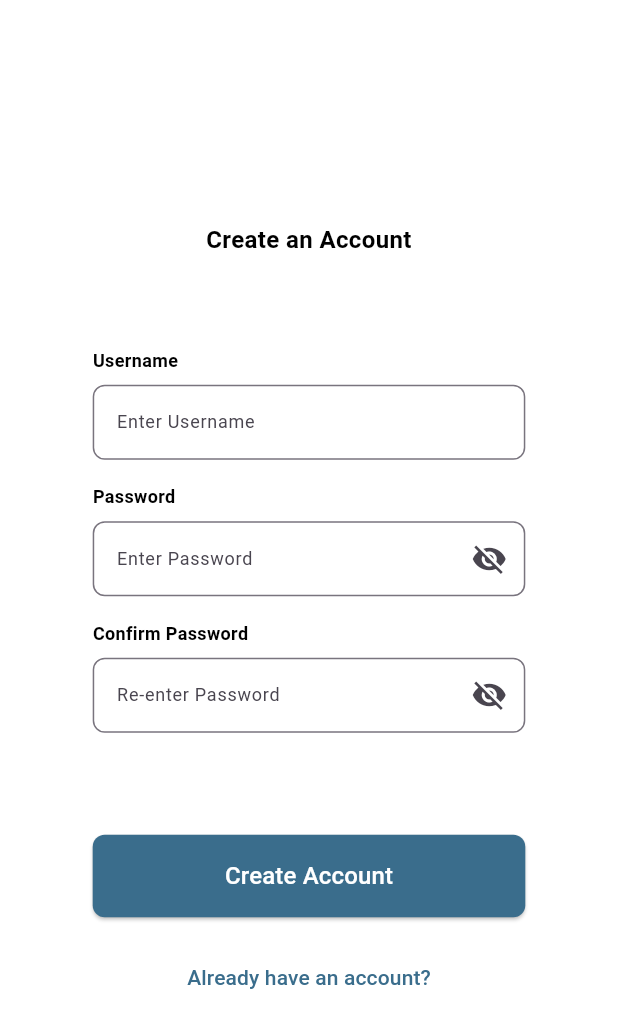
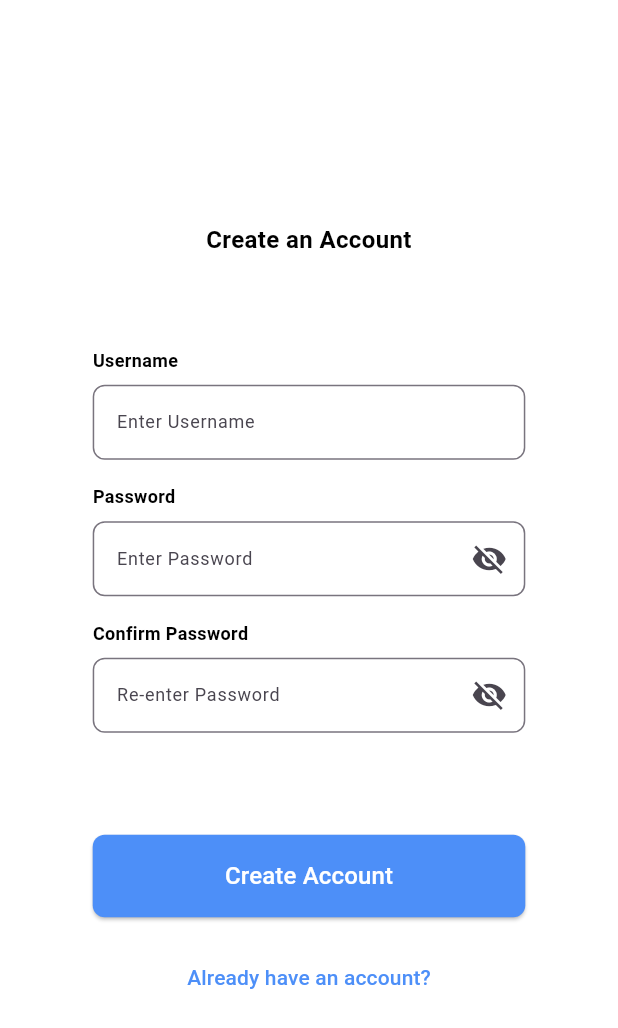
Before and after one commit to PatsyJoseph/cc206-aac_app, a Flutter app: the AccountCreation screen opened by its route, on a phone screen of 412 x 824 dp. Shown: the top 1028 px of the screen. Run offline on Flutter 3.47's test engine with Material 3 defaults, Android fonts, the light colour scheme and no system bars; our stand-ins replace animated_text_kit, audioplayers, cloud_firestore, file_picker, firebase_core, image_picker and 1 more; accounts and stored records are empty.

Commit message:
Update signup_page.dart

```diff
--- a/lib/features/signup_page.dart
+++ b/lib/features/signup_page.dart
@@ -1,4 +1,5 @@
 import 'package:flutter/material.dart';
+
 import '../firebase/user_service.dart';
 
 class AccountCreation extends StatefulWidget {
@@ -213,7 +214,7 @@ class _AccountCreationState extends State<AccountCreation> {
                         : null,
                     style: ElevatedButton.styleFrom(
                       padding: EdgeInsets.symmetric(vertical: buttonHeight),
-                      backgroundColor: const Color(0xFF3A6D8C),
+                      backgroundColor: const Color(0xFF4D8FF8),
                       shape: RoundedRectangleBorder(
                         borderRadius: BorderRadius.circular(8.0),
                       ),
@@ -237,7 +238,7 @@ class _AccountCreationState extends State<AccountCreation> {
                     },
                     child: Text(
                       'Already have an account?',
-                      style: TextStyle(color: const Color(0xFF3A6D8C)),
+                      style: TextStyle(color: const Color(0xFF4D8FF8)),
                     ),
                   ),
                 ],
```
